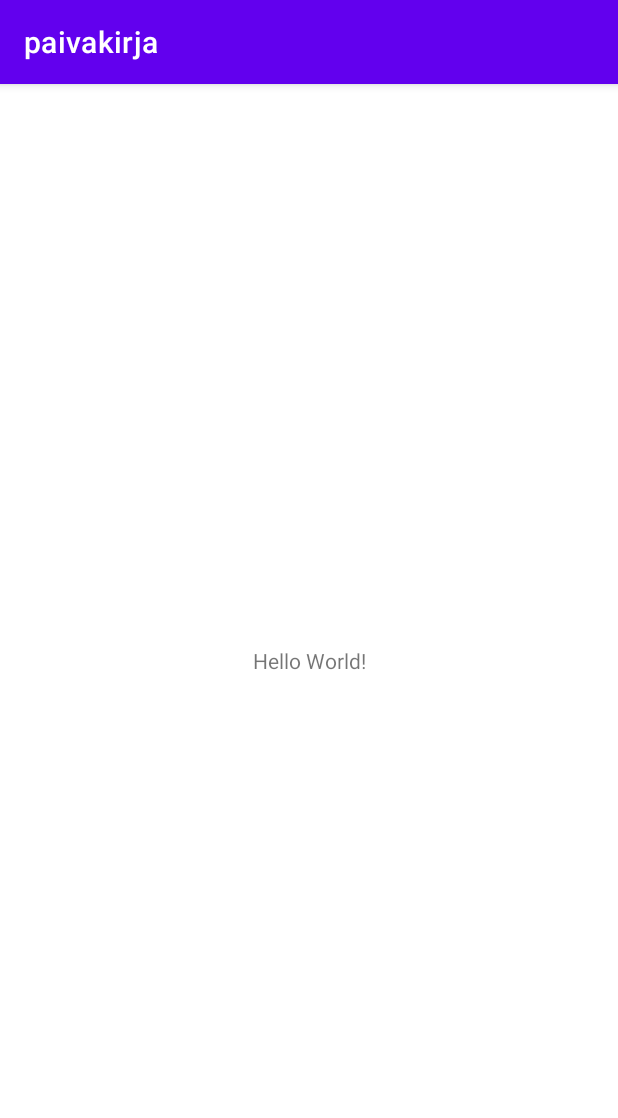
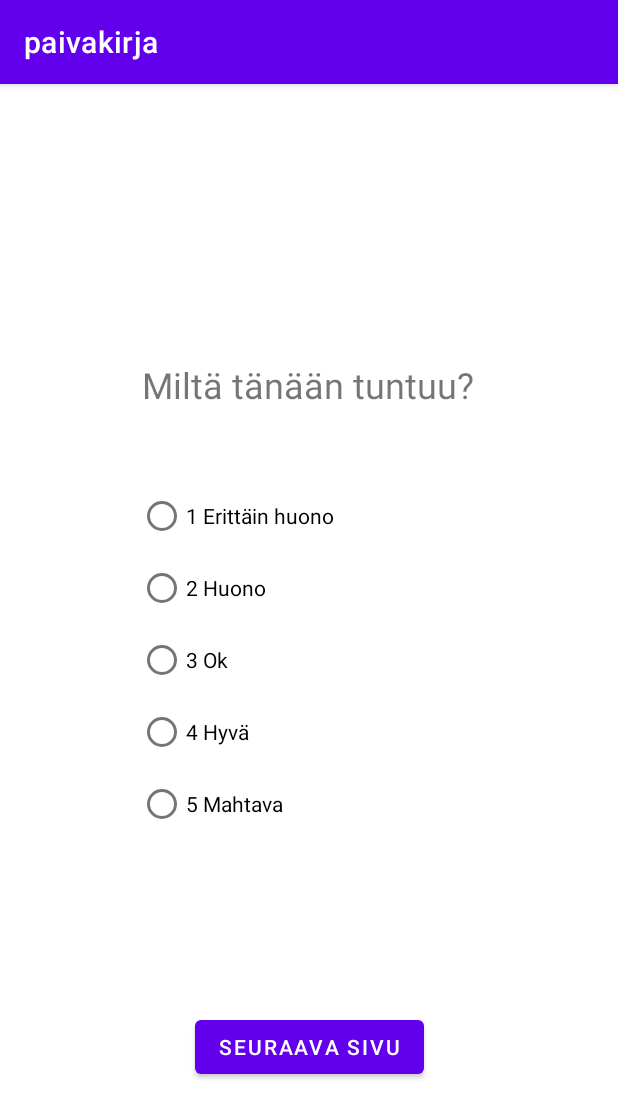
Before and after one commit to Billuusio/p-iv-kirja, an Android app: the screen it shows after launch (MainActivity), on a phone screen of 412 x 824 dp. Shown: the top 1118 px of the screen. Run offline under Robolectric (Android 15) with nearby library versions, the phone set to English and light mode, and no system bars.

Commit message:
alkeellinen eka sivu

```diff
--- a/app/src/main/res/layout/activity_main.xml
+++ b/app/src/main/res/layout/activity_main.xml
@@ -7,12 +7,68 @@
     tools:context=".MainActivity">
 
     <TextView
+        android:id="@+id/tvMain"
         android:layout_width="wrap_content"
         android:layout_height="wrap_content"
-        android:text="Hello World!"
+        android:layout_marginTop="136dp"
+        android:text="Miltä tänään tuntuu?"
+        android:textSize="24sp"
+        app:layout_constraintBottom_toTopOf="@+id/radioGroup"
+        app:layout_constraintEnd_toEndOf="parent"
+        app:layout_constraintHorizontal_bias="0.497"
+        app:layout_constraintStart_toStartOf="parent"
+        app:layout_constraintTop_toTopOf="parent" />
+
+    <RadioGroup
+        android:id="@+id/radioGroup"
+        android:layout_width="228dp"
+        android:layout_height="240dp"
         app:layout_constraintBottom_toBottomOf="parent"
         app:layout_constraintEnd_toEndOf="parent"
         app:layout_constraintStart_toStartOf="parent"
-        app:layout_constraintTop_toTopOf="parent" />
+        app:layout_constraintTop_toTopOf="parent">
 
+        <RadioButton
+            android:id="@+id/radioButton6"
+            android:layout_width="match_parent"
+            android:layout_height="wrap_content"
+            android:text="1 Erittäin huono" />
+
+        <RadioButton
+            android:id="@+id/radioButton7"
+            android:layout_width="match_parent"
+            android:layout_height="wrap_content"
+            android:text="2 Huono" />
+
+        <RadioButton
+            android:id="@+id/radioButton8"
+            android:layout_width="match_parent"
+            android:layout_height="wrap_content"
+            android:text="3 Ok" />
+
+        <RadioButton
+            android:id="@+id/radioButton9"
+            android:layout_width="match_parent"
+            android:layout_height="wrap_content"
+            android:text="4 Hyvä" />
+
+        <RadioButton
+            android:id="@+id/radioButton10"
+            android:layout_width="match_parent"
+            android:layout_height="wrap_content"
+            android:text="5 Mahtava" />
+    </RadioGroup>
+
+    <Button
+        android:id="@+id/seuraavaButton"
+        android:layout_width="wrap_content"
+        android:layout_height="wrap_content"
+        android:text="Seuraava sivu"
+        app:layout_constraintBottom_toBottomOf="parent"
+        app:layout_constraintEnd_toEndOf="parent"
+        app:layout_constraintStart_toStartOf="parent"
+        app:layout_constraintTop_toBottomOf="@+id/radioGroup"
+        app:layout_constraintVertical_bias="0.527" />
 </androidx.constraintlayout.widget.ConstraintLayout>
+
+    <!-- Ilarin tekele -->
```
